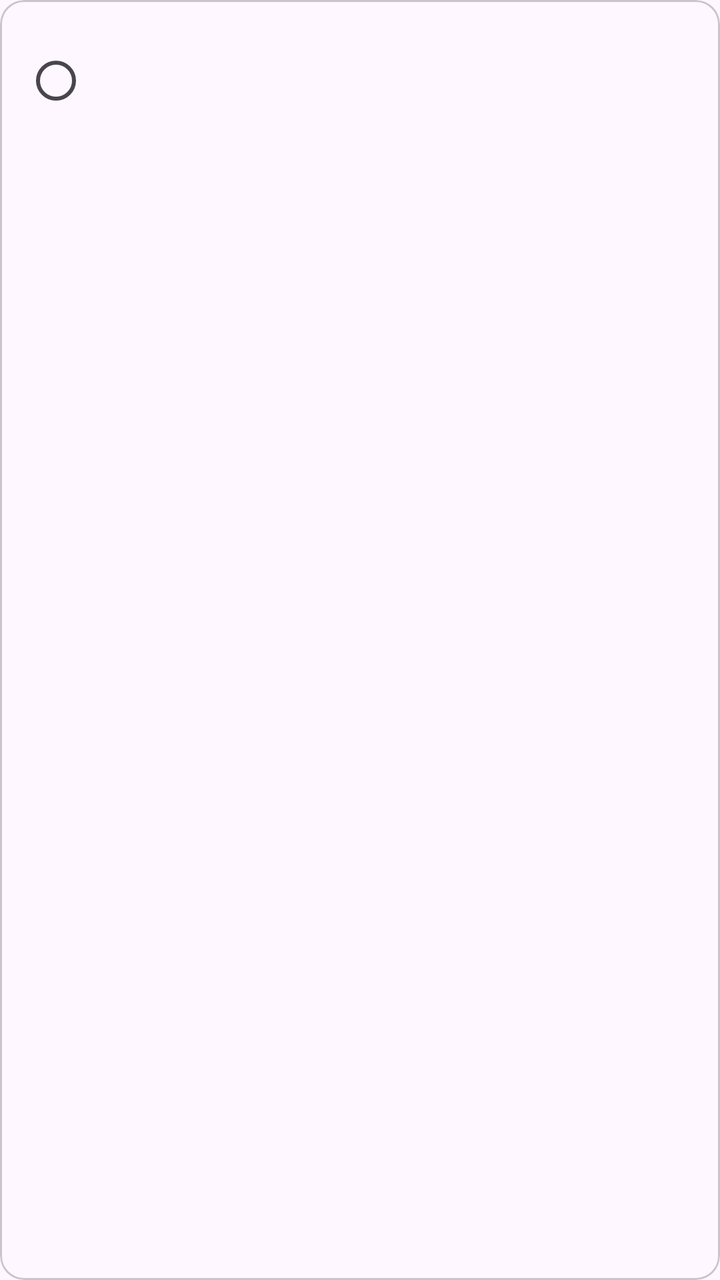
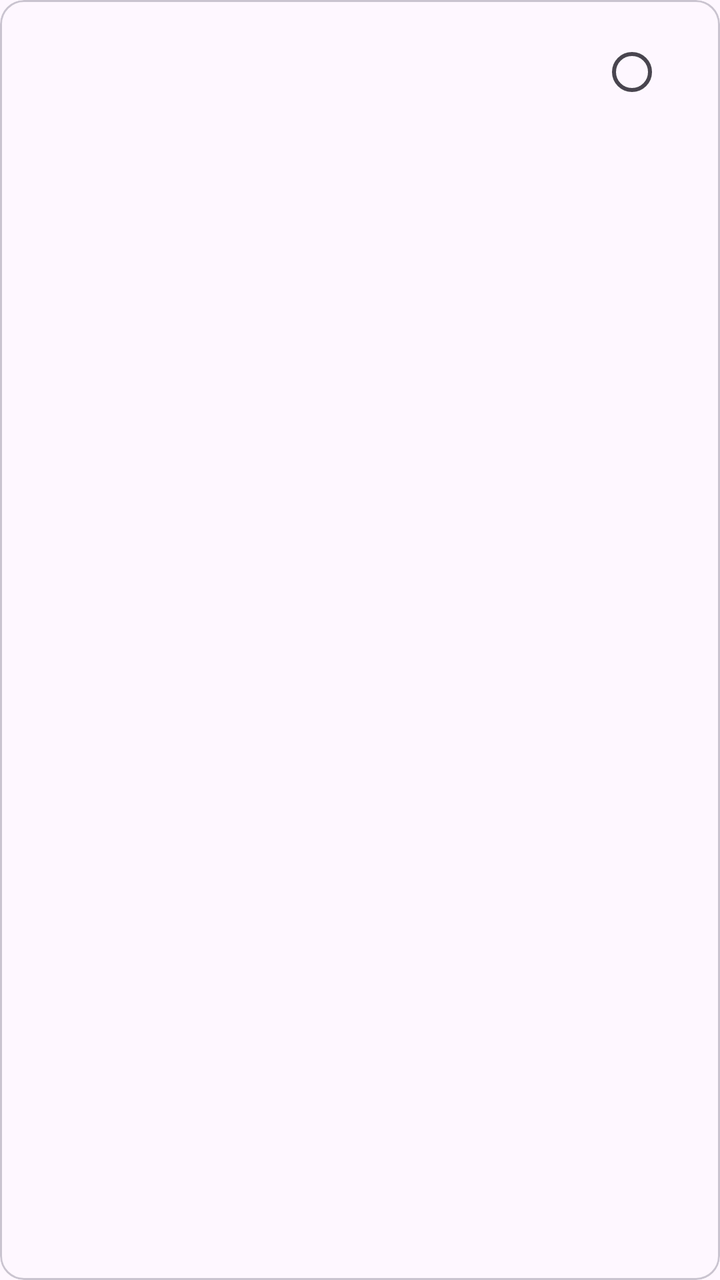

An Android layout rendered at two revisions. The XML below is the earlier revision; the diff shows what the commit changed to produce the second picture.
<!-- AndroidManifest.xml: application theme Theme.Ouhuan -->
<!-- res/layout/item_assistant.xml -->
<?xml version="1.0" encoding="utf-8"?>
<com.google.android.material.card.MaterialCardView xmlns:android="http://schemas.android.com/apk/res/android"
    android:layout_width="match_parent"
    android:layout_height="wrap_content"
    android:layout_marginBottom="8dp"
    android:clickable="true"
    android:focusable="true">

    <LinearLayout
        android:layout_width="match_parent"
        android:layout_height="wrap_content"
        android:gravity="center_vertical"
        android:orientation="horizontal"
        android:padding="12dp">

        <RadioButton
            android:id="@+id/rbSelect"
            android:layout_width="wrap_content"
            android:layout_height="wrap_content"
            android:clickable="false"
            android:focusable="false" />

        <LinearLayout
            android:layout_width="0dp"
            android:layout_height="wrap_content"
            android:layout_weight="1"
            android:orientation="vertical">

            <TextView
                android:id="@+id/tvLabel"
                android:layout_width="match_parent"
                android:layout_height="wrap_content"
                android:textSize="16sp"
                android:textStyle="bold" />

            <TextView
                android:id="@+id/tvPackage"
                android:layout_width="match_parent"
                android:layout_height="wrap_content" />

            <TextView
                android:id="@+id/tvComponent"
                android:layout_width="match_parent"
                android:layout_height="wrap_content"
                android:textSize="12sp" />
        </LinearLayout>
    </LinearLayout>
</com.google.android.material.card.MaterialCardView>
<!-- resources referenced by this layout -->
<resources>
  <style name="Theme.Ouhuan" parent="Theme.Material3.DayNight" />
</resources>

<!-- the commit's change to res/layout/item_assistant.xml (unified diff, before → after) -->
@@ -13,16 +13,16 @@
         android:orientation="horizontal"
         android:padding="12dp">
 
-        <RadioButton
-            android:id="@+id/rbSelect"
-            android:layout_width="wrap_content"
-            android:layout_height="wrap_content"
-            android:clickable="false"
-            android:focusable="false" />
+        <ImageView
+            android:id="@+id/ivIcon"
+            android:layout_width="40dp"
+            android:layout_height="40dp"
+            android:contentDescription="@string/picker_title" />
 
         <LinearLayout
             android:layout_width="0dp"
             android:layout_height="wrap_content"
+            android:layout_marginStart="12dp"
             android:layout_weight="1"
             android:orientation="vertical">
 
@@ -34,15 +34,17 @@
                 android:textStyle="bold" />
 
             <TextView
-                android:id="@+id/tvPackage"
-                android:layout_width="match_parent"
-                android:layout_height="wrap_content" />
-
-            <TextView
-                android:id="@+id/tvComponent"
+                android:id="@+id/tvSource"
                 android:layout_width="match_parent"
                 android:layout_height="wrap_content"
                 android:textSize="12sp" />
         </LinearLayout>
+
+        <RadioButton
+            android:id="@+id/rbSelect"
+            android:layout_width="wrap_content"
+            android:layout_height="wrap_content"
+            android:clickable="false"
+            android:focusable="false" />
     </LinearLayout>
 </com.google.android.material.card.MaterialCardView>
<!-- resource entries referenced after the edit -->
@@ -1,5 +1,6 @@
 <!-- resources referenced by this layout -->
 <resources>
+  <string name="picker_title">选择助手</string>
   <style name="Theme.Ouhuan" parent="Theme.Material3.DayNight" />
 </resources>
 
